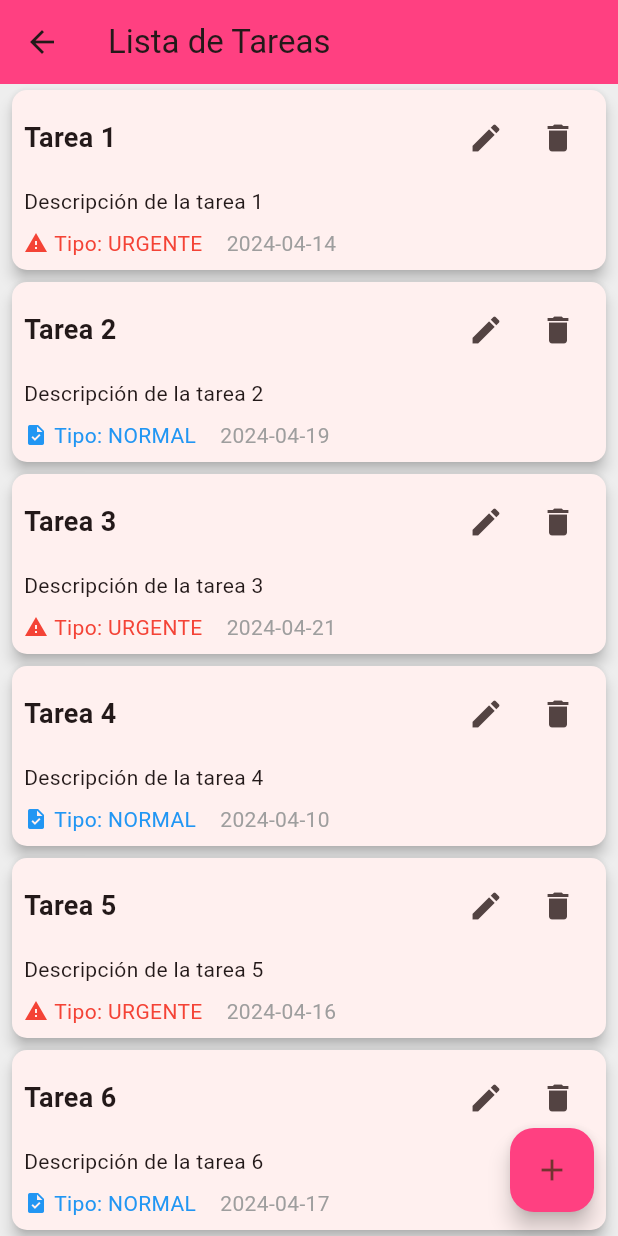
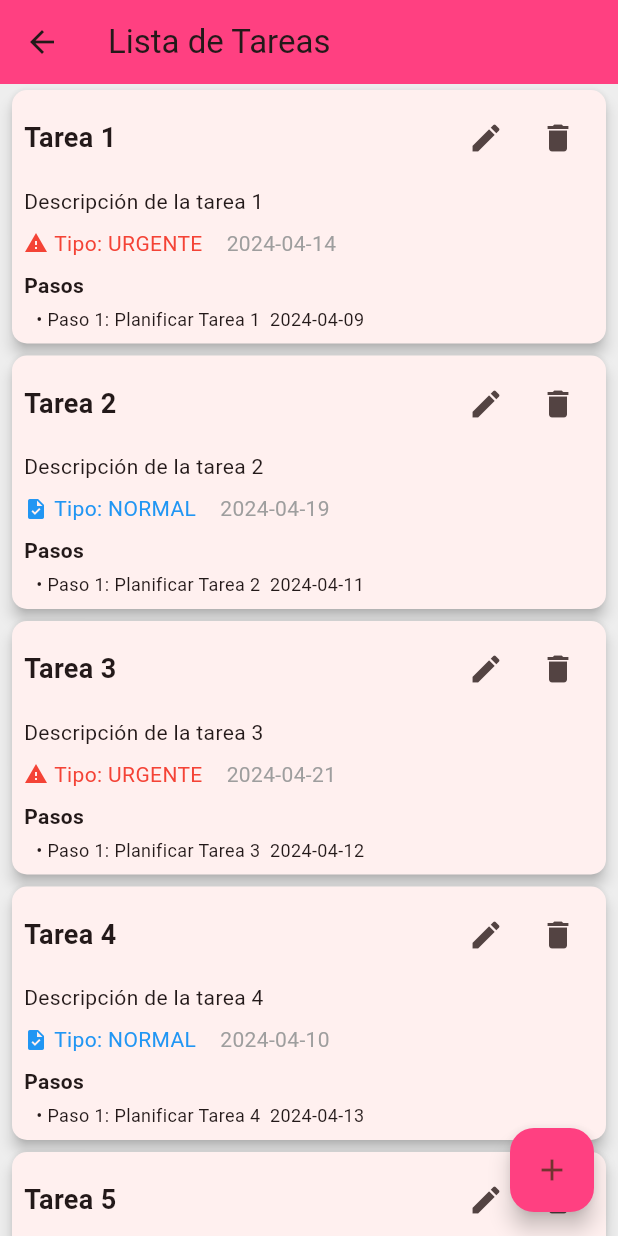
Before and after one commit to diegobenitez2005/dbenitez-flutter001, a Flutter app: the TareasScreen screen opened directly, on a phone screen of 412 x 824 dp. Run offline on Flutter 3.47's test engine with Material 3 defaults, Android fonts, the phone set to English and light mode, and no system bars.

Commit message:
Prompt 2 Modifica TaskRepository para inicializar pasos con obtenerPasos Ajusta TaskService para manejar pasos con fecha límite Corrige inicialización de tareas en initialTasks Mejora consistencia en el manejo de fechas y pasos Como simula el servicio una consulta a un asistente de IA: mediante una funcion que retorna datos predefinidos. Desde esta funcion se recuperan los distintos pasos que se deben seguir. Que hace el repositorio con los pasos: utiliza los pasos para iniciali- zar- las tareas y geberar dinamicamente los los pasos de cada tarea al momento de su creacion, en el metodo obetener pasos se toma el titulo y la fecha limite de la tarea, para que cada paseo sea diferente segun su titulo y fecha limite.

```diff
--- a/lib/api/service/task_service.dart
+++ b/lib/api/service/task_service.dart
@@ -55,11 +55,14 @@ class TaskService {
     }
   }
 
-  List<String> obtenerPasos(String titulo) {
+  static List<String> obtenerPasos(String titulo, DateTime fechaLimite) {
+    final fechaStr = fechaLimite.toLocal().toString().split(' ')[0];
+
     return [
-      'Paso 1: Planificar $titulo',
-      'Paso 2: Ejecutar $titulo',
-      'Paso 3: Revisar $titulo',
+      'Paso 1: Planificar $titulo  $fechaStr',
+      'Paso 2: Ejecutar $titulo $fechaStr',
+      'Paso 3: Revisar $titulo $fechaStr',
+
     ];
   }
 }
--- a/lib/constants/constants.dart
+++ b/lib/constants/constants.dart
@@ -4,3 +4,4 @@ const TASK_TYPE_LABEL = 'Tipo:';
 const TASK_TYPE_NORMAL = 'NORMAL';
 const List<String> LISTA_PASOS_VACIA = [];
 const PASOS_TITULO = 'Pasos para completar';
+const FECHA_LIMITE = 'Fecha límite: ';
--- a/lib/data/repositories/task_repository.dart
+++ b/lib/data/repositories/task_repository.dart
@@ -1,4 +1,5 @@
 import 'package:diego/domain/entities/task.dart';
+import 'package:flutter/foundation.dart';
 
 class TaskRepository {
   static final List<Task> initialTasks = [
@@ -8,6 +9,7 @@ class TaskRepository {
       descripcion: 'Descripción de la tarea 1',
       fecha: DateTime(2024, 4, 14),
       fechaLimite: DateTime(2024, 4, 8).add(const Duration(days: 1)),
+      pasos: obtenerPasos('Tarea 1', DateTime(2024, 4, 8).add(const Duration(days: 1))),
     ),
     Task(
       title: 'Tarea 2',
@@ -15,51 +17,56 @@ class TaskRepository {
       descripcion: 'Descripción de la tarea 2',
       fecha: DateTime(2024, 4, 19),
       fechaLimite: DateTime(2024, 4, 8).add(const Duration(days: 3)),
+      pasos: obtenerPasos('Tarea 2', DateTime(2024, 4, 8).add(const Duration(days: 3))),
     ),
     Task(
       title: 'Tarea 3',
       type: 'URGENTE',
       descripcion: 'Descripción de la tarea 3',
       fecha: DateTime(2024, 4, 21),
-      fechaLimite: DateTime(2024, 4, 8).add(const Duration(days: 4))
+      fechaLimite: DateTime(2024, 4, 8).add(const Duration(days: 4)),
+      pasos: obtenerPasos('Tarea 3', DateTime(2024, 4, 8).add(const Duration(days: 4))),
     ),
     Task(
       title: 'Tarea 4',
       type: 'NORMAL',
       descripcion: 'Descripción de la tarea 4',
       fecha: DateTime(2024, 4, 10),
-      fechaLimite: DateTime(2024, 4, 8).add(const Duration(days: 5))
+      fechaLimite: DateTime(2024, 4, 8).add(const Duration(days: 5)),
+      pasos: obtenerPasos('Tarea 4', DateTime(2024, 4, 8).add(const Duration(days: 5))),
     ),
     Task(
       title: 'Tarea 5',
       type: 'URGENTE',
       descripcion: 'Descripción de la tarea 5',
       fecha: DateTime(2024, 4, 16),
-      fechaLimite: DateTime(2024, 4, 8).add(const Duration(days: 6))
+      fechaLimite: DateTime(2024, 4, 8).add(const Duration(days: 6)),
+      pasos: obtenerPasos('Tarea 5', DateTime(2024, 4, 8).add(const Duration(days: 6))),
     ),
     Task(
       title: 'Tarea 6',
       type: 'NORMAL',
       descripcion: 'Descripción de la tarea 6',
       fecha: DateTime(2024, 4, 17),
-      fechaLimite: DateTime(2024, 4, 8).add(const Duration(days: 7))
+      fechaLimite: DateTime(2024, 4, 8).add(const Duration(days: 7)),
+      pasos: obtenerPasos('Tarea 6', DateTime(2024, 4, 8).add(const Duration(days: 7))),
     ),
     Task(
       title: 'Tarea 7',
       type: 'NORMAL',
       descripcion: 'Descripción de la tarea 6',
       fecha: DateTime(2024, 4, 17),
-      fechaLimite: DateTime(2024, 4, 8).add(const Duration(days: 7))
+      fechaLimite: DateTime(2024, 4, 8).add(const Duration(days: 7)),
+      pasos: obtenerPasos('Tarea 7', DateTime(2024, 4, 8).add(const Duration(days: 7))),
     ),
     Task(
       title: 'Tarea 8',
       type: 'NORMAL',
       descripcion: 'Descripción de la tarea 6',
       fecha: DateTime(2024, 4, 17),
-      fechaLimite: DateTime(2024, 4, 8).add(const Duration(days: 7))
+      fechaLimite: DateTime(2024, 4, 8).add(const Duration(days: 7)),
+      pasos: obtenerPasos('Tarea 8', DateTime(2024, 4, 8).add(const Duration(days: 7))),
     ),
-
-
   ];
 
   List<Task> _tasks = List.from(initialTasks);
@@ -76,7 +83,20 @@ class TaskRepository {
 
   // Setters
   void addTask(Task task) {
-    _tasks.add(task);
+    // Obtener pasos usando la función existente
+    final List<String> pasos = obtenerPasos(task.title, task.fechaLimite);
+
+    // Crear nueva tarea con los pasos
+    final nuevaTarea = Task(
+      title: task.title,
+      type: task.type,
+      descripcion: task.descripcion,
+      fecha: task.fecha,
+      pasos: pasos, // Usar los pasos generados
+      fechaLimite: task.fechaLimite,
+    );
+
+    _tasks.add(nuevaTarea);
   }
 
   bool updateTask(int index, Task task) {
@@ -98,4 +118,15 @@ class TaskRepository {
   void resetTasks() {
     _tasks = List.from(initialTasks);
   }
+
+  static List<String> obtenerPasos(String titulo, DateTime fechaLimite) {
+    final fechaStr = fechaLimite.toLocal().toString().split(' ')[0];
+
+    return [
+      'Paso 1: Planificar $titulo  $fechaStr',
+      'Paso 2: Ejecutar $titulo  $fechaStr',
+      'Paso 3: Revisar $titulo  $fechaStr',
+
+    ];
+  }
 }
--- a/lib/domain/entities/task.dart
+++ b/lib/domain/entities/task.dart
@@ -13,7 +13,6 @@ class Task {
     required this.descripcion,
     required this.fecha,
     this.pasos = LISTA_PASOS_VACIA,
-    DateTime? fechaLimite
-
-  }):fechaLimite = fechaLimite ?? DateTime.now().add( const Duration(days:7));
+    required this.fechaLimite,
+  });
 }
--- a/lib/presentation/helpers/task_card_helper.dart
+++ b/lib/presentation/helpers/task_card_helper.dart
@@ -3,6 +3,8 @@ import 'package:diego/domain/entities/task.dart';
 import 'package:diego/api/service/task_service.dart';
 
 class TaskCardHelper {
+  static const String PASOS_TITULO = 'Pasos';
+
   static Widget buildTaskCard(
     Task task, {
     required VoidCallback onEdit,
@@ -83,6 +85,25 @@ class TaskCardHelper {
                   ),
                 ],
               ),
+              if (task.pasos.isNotEmpty) ...[
+                const SizedBox(height: 8),
+                Text(
+                  PASOS_TITULO,
+                  style: const TextStyle(
+                    fontWeight: FontWeight.bold,
+                    fontSize: 14,
+                  ),
+                ),
+                Padding(
+                  padding: const EdgeInsets.only(left: 8.0, top: 4.0),
+                  child: Text(
+                    '• ${task.pasos[0]}',
+                    style: const TextStyle(fontSize: 12),
+                  ),
+                ),
+
+                //.toList(),
+              ],
             ],
           ),
         ),
--- a/lib/presentation/tareas_screen.dart
+++ b/lib/presentation/tareas_screen.dart
@@ -66,7 +66,9 @@ class _TareasScreenState extends State<TareasScreen> {
         title: 'Tarea ${_nextTaskId + index}',
         descripcion: 'Descripción de tarea ${_nextTaskId + index}',
         fecha: DateTime.now().add(Duration(days: index)),
-        type: index % 2 == 0 ? 'NORMAL' : 'URGENTE'
+        type: index % 2 == 0 ? 'NORMAL' : 'URGENTE',
+        fechaLimite: DateTime.now().add(Duration(days: index + 1)),
+        pasos: List.generate(3, (i) => 'Paso ${i + 1} de tarea ${_nextTaskId + index}'),
       );
     });
 
@@ -259,6 +261,7 @@ class _TareasScreenState extends State<TareasScreen> {
                   type: tipo,
                   fecha: fechaSeleccionada!,
                   descripcion: detalle,
+                  fechaLimite: fechaSeleccionada!,
                 );
 
                 if (index == null) {
```
